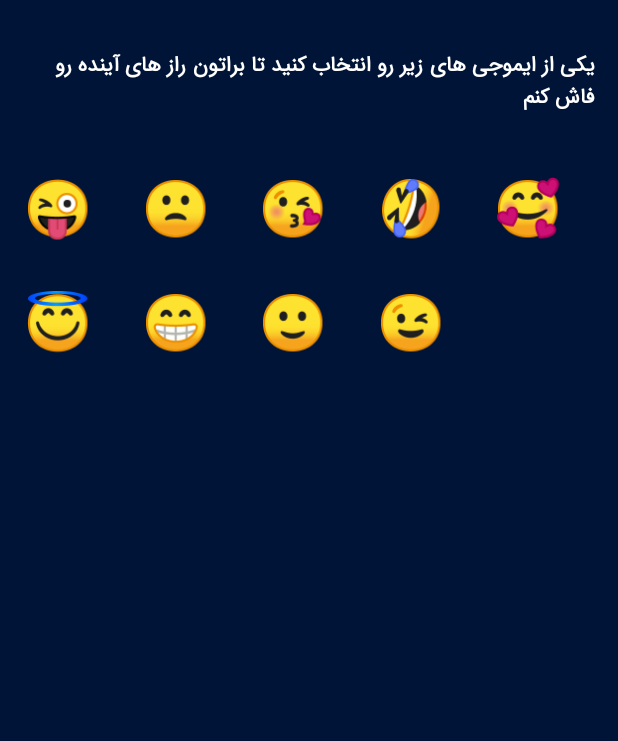
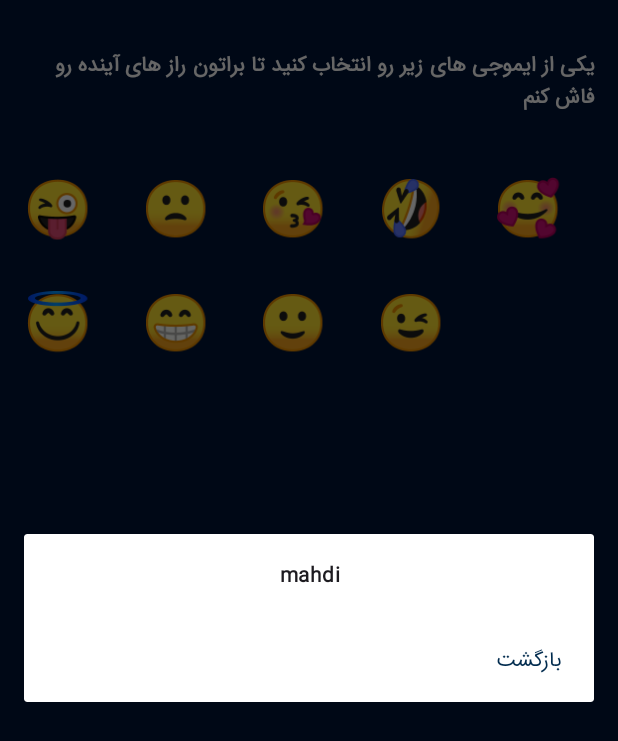
Before and after one commit to MahdiRahmani80/pishgoo, an Android app: the screen it shows after launch (MainActivity), after a tap on an icon or button, on a phone screen of 412 x 824 dp. Shown: the top 741 px of the screen. Run offline under Robolectric (Android 15) with nearby library versions, the phone set to English and light mode, and no system bars.

Commit message:
Show dialog when item clicked on home

```diff
--- a/app/src/main/java/com/atenfa/pishgoo/feature/home/HomeAdapter.kt
+++ b/app/src/main/java/com/atenfa/pishgoo/feature/home/HomeAdapter.kt
@@ -1,8 +1,12 @@
 package com.atenfa.pishgoo.feature.home
 
+import android.app.AlertDialog
+import android.content.Context
 import android.view.LayoutInflater
 import android.view.ViewGroup
 import androidx.recyclerview.widget.RecyclerView
+import com.atenfa.pishgoo.R
+import com.atenfa.pishgoo.databinding.DialogShowProphecyBinding
 import com.atenfa.pishgoo.databinding.ItemHomeBinding
 
 class HomeAdapter(private val list: List<String>) : RecyclerView.Adapter<HomeAdapter.ViewHolder>() {
@@ -16,14 +20,22 @@ class HomeAdapter(private val list: List<String>) : RecyclerView.Adapter<HomeAda
 
   override fun onBindViewHolder(holder: HomeAdapter.ViewHolder, position: Int) {
     holder.tvEmoticon.text = list[position]
-    holder.tvEmoticon.setOnClickListener {
-      // todo: click event
-    }
+    holder.tvEmoticon.setOnClickListener { showDialog("mahdi", it.context) }
   }
 
   override fun getItemCount() = list.size
 
-  inner class ViewHolder(private val binding: ItemHomeBinding) : RecyclerView.ViewHolder(binding.root) {
+  private fun showDialog(text: String, ctx: Context) {
+    val d = DialogShowProphecyBinding.inflate(LayoutInflater.from(ctx))
+    d.txt.text = text
+    AlertDialog.Builder(ctx)
+        .setView(d.root)
+        .setPositiveButton(ctx.getString(R.string.back)) { _, _ -> }
+        .show()
+  }
+
+  inner class ViewHolder(private val binding: ItemHomeBinding) :
+      RecyclerView.ViewHolder(binding.root) {
     val tvEmoticon = binding.tvEmoticon
   }
 }
--- /dev/null
+++ b/app/src/main/res/layout/dialog_show_prophecy.xml
@@ -0,0 +1,15 @@
+<?xml version="1.0" encoding="utf-8"?>
+<RelativeLayout xmlns:android="http://schemas.android.com/apk/res/android"
+    android:layout_width="match_parent"
+    android:layout_height="wrap_content"
+    android:padding="15dp">
+
+    <TextView
+        android:id="@+id/txt"
+        style="@style/TextAppearance.Material3.BodyMedium"
+        android:layout_width="match_parent"
+        android:layout_height="wrap_content"
+        android:gravity="center"
+        android:text="@string/app_name"
+        android:textStyle="bold" />
+</RelativeLayout>
--- a/app/src/main/res/values/strings.xml
+++ b/app/src/main/res/values/strings.xml
@@ -2,4 +2,5 @@
     <string name="app_name">pishgoo</string>
     <string name="splash_text">آتشی در سینه دارم جان</string>
     <string name="tv_home_title">یکی از ایموجی های زیر رو انتخاب کنید تا براتون راز های آینده رو فاش کنم</string>
+    <string name="back">بازگشت</string>
 </resources>
```
